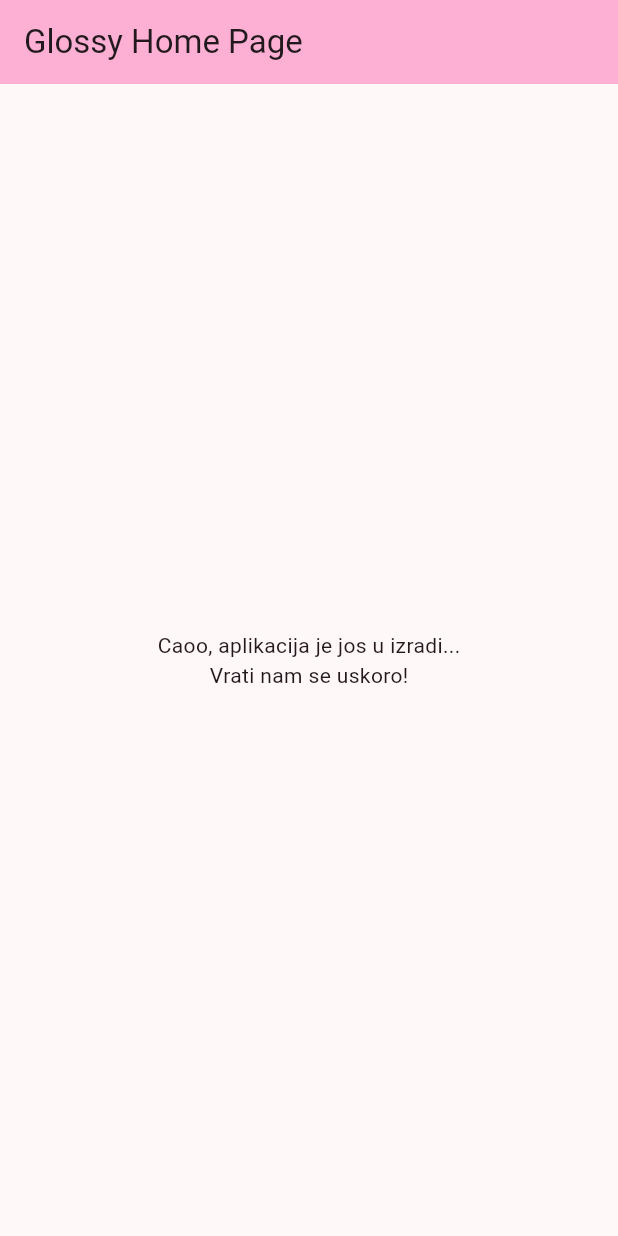
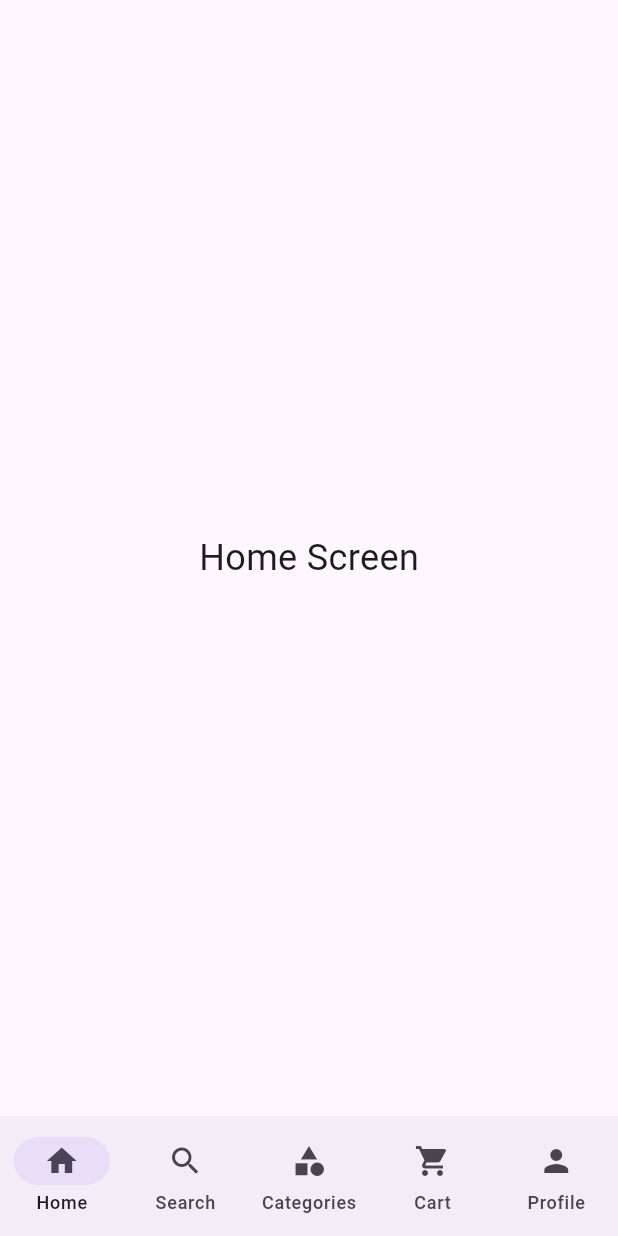
Before and after one commit to saraamicic/MITProjekat, a Flutter app: the screen it shows after launch, on a phone screen of 412 x 824 dp. Run offline on Flutter 3.47's test engine with Material 3 defaults, Android fonts, the phone set to English and light mode, and no system bars.

Commit message:
Napravljen folder screens i tu dodati osnovni ekrani koji ce biti prikazani u navigacionom meniju: home, search, categories, cart i profile

```diff
--- a/lib/main.dart
+++ b/lib/main.dart
@@ -1,4 +1,5 @@
 import 'package:flutter/material.dart';
+import 'package:glossyprojekat/screens/root_screen.dart';
 
 void main() {
   runApp(const MyApp());
@@ -7,98 +8,11 @@ void main() {
 class MyApp extends StatelessWidget {
   const MyApp({super.key});
 
-  // This widget is the root of your application.
   @override
   Widget build(BuildContext context) {
     return MaterialApp(
-      title: 'Glossy',
-      theme: ThemeData(
-        // This is the theme of your application.
-        //
-        // TRY THIS: Try running your application with "flutter run". You'll see
-        // the application has a purple toolbar. Then, without quitting the app,
-        // try changing the seedColor in the colorScheme below to Colors.green
-        // and then invoke "hot reload" (save your changes or press the "hot
-        // reload" button in a Flutter-supported IDE, or press "r" if you used
-        // the command line to start the app).
-        //
-        // Notice that the counter didn't reset back to zero; the application
-        // state is not lost during the reload. To reset the state, use hot
-        // restart instead.
-        //
-        // This works for code too, not just values: Most code changes can be
-        // tested with just a hot reload.
-        colorScheme: .fromSeed(seedColor: const Color.fromARGB(255, 251, 187, 215)),
-      ),
-      home: const MyHomePage(title: 'Glossy Home Page'),
+      debugShowCheckedModeBanner: false,
+      home: const RootScreen(),
     );
   }
 }
-
-class MyHomePage extends StatefulWidget {
-  const MyHomePage({super.key, required this.title});
-
-  // This widget is the home page of your application. It is stateful, meaning
-  // that it has a State object (defined below) that contains fields that affect
-  // how it looks.
-
-  // This class is the configuration for the state. It holds the values (in this
-  // case the title) provided by the parent (in this case the App widget) and
-  // used by the build method of the State. Fields in a Widget subclass are
-  // always marked "final".
-
-  final String title;
-
-  @override
-  State<MyHomePage> createState() => _MyHomePageState();
-}
-
-class _MyHomePageState extends State<MyHomePage> {
-
-  @override
-  Widget build(BuildContext context) {
-    // This method is rerun every time setState is called, for instance as done
-    // by the _incrementCounter method above.
-    //
-    // The Flutter framework has been optimized to make rerunning build methods
-    // fast, so that you can just rebuild anything that needs updating rather
-    // than having to individually change instances of widgets.
-    return Scaffold(
-      appBar: AppBar(
-        // TRY THIS: Try changing the color here to a specific color (to
-        // Colors.amber, perhaps?) and trigger a hot reload to see the AppBar
-        // change color while the other colors stay the same.
-        backgroundColor: Theme.of(context).colorScheme.inversePrimary,
-        // Here we take the value from the MyHomePage object that was created by
-        // the App.build method, and use it to set our appbar title.
-        title: Text(widget.title),
-      ),
-      body: Center(
-        // Center is a layout widget. It takes a single child and positions it
-        // in the middle of the parent.
-        child: Column(
-          // Column is also a layout widget. It takes a list of children and
-          // arranges them vertically. By default, it sizes itself to fit its
-          // children horizontally, and tries to be as tall as its parent.
-          //
-          // Column has various properties to control how it sizes itself and
-          // how it positions its children. Here we use mainAxisAlignment to
-          // center the children vertically; the main axis here is the vertical
-          // axis because Columns are vertical (the cross axis would be
-          // horizontal).
-          //
-          // TRY THIS: Invoke "debug painting" (choose the "Toggle Debug Paint"
-          // action in the IDE, or press "p" in the console), to see the
-          // wireframe for each widget.
-          mainAxisAlignment: .center,
-          children: [
-            const Text('Caoo, aplikacija je jos u izradi...'),
-            const Text('Vrati nam se uskoro!')
-
-          ],
-        ),
-      ),
-
-    );
-  }
-}
--- /dev/null
+++ b/lib/screens/home_screen.dart
@@ -0,0 +1,17 @@
+import 'package:flutter/material.dart';
+
+class HomeScreen extends StatelessWidget {
+  const HomeScreen({super.key});
+
+  @override
+  Widget build(BuildContext context) {
+    return const Scaffold(
+      body: Center(
+        child: Text(
+          'Home Screen',
+          style: TextStyle(fontSize: 24),
+        ),
+      ),
+    );
+  }
+}
--- /dev/null
+++ b/lib/screens/root_screen.dart
@@ -0,0 +1,63 @@
+import 'package:flutter/material.dart';
+import 'package:glossyprojekat/screens/cart_screen.dart';
+import 'package:glossyprojekat/screens/categories_screen.dart';
+import 'package:glossyprojekat/screens/home_screen.dart';
+import 'package:glossyprojekat/screens/profile_screen.dart';
+import 'package:glossyprojekat/screens/search_screen.dart';
+
+class RootScreen extends StatefulWidget {
+  const RootScreen({super.key});
+
+  @override
+  State<RootScreen> createState() => _RootScreenState();
+}
+
+class _RootScreenState extends State<RootScreen> {
+  int currentIndex = 0;
+
+  final List<Widget> screens = const [
+    HomeScreen(),
+    SearchScreen(),
+    CategoriesScreen(),
+    CartScreen(),
+    ProfileScreen(),
+  ];
+
+  @override
+  Widget build(BuildContext context) {
+    return Scaffold(
+      body: screens[currentIndex],
+
+      bottomNavigationBar: NavigationBar(
+        selectedIndex: currentIndex,
+        onDestinationSelected: (index) {
+          setState(() {
+            currentIndex = index;
+          });
+        },
+        destinations: const [
+          NavigationDestination(
+            icon: Icon(Icons.home),
+            label: 'Home',
+          ),
+          NavigationDestination(
+            icon: Icon(Icons.search),
+            label: 'Search',
+          ),
+          NavigationDestination(
+            icon: Icon(Icons.category),
+            label: 'Categories',
+          ),
+          NavigationDestination(
+            icon: Icon(Icons.shopping_cart),
+            label: 'Cart',
+          ),
+          NavigationDestination(
+            icon: Icon(Icons.person),
+            label: 'Profile',
+          ),
+        ],
+      ),
+    );
+  }
+}
--- /dev/null
+++ b/lib/services/assets_menager.dart
@@ -0,0 +1,3 @@
+class AssetsMenager {
+  static String imagePath = "assets/user";
+}
```
Also changed, not shown: lib/screens/cart_screen.dart (added, +17 -0 lines), lib/screens/categories_screen.dart (added, +17 -0 lines), lib/screens/profile_screen.dart (added, +17 -0 lines), lib/screens/search_screen.dart (added, +17 -0 lines).
